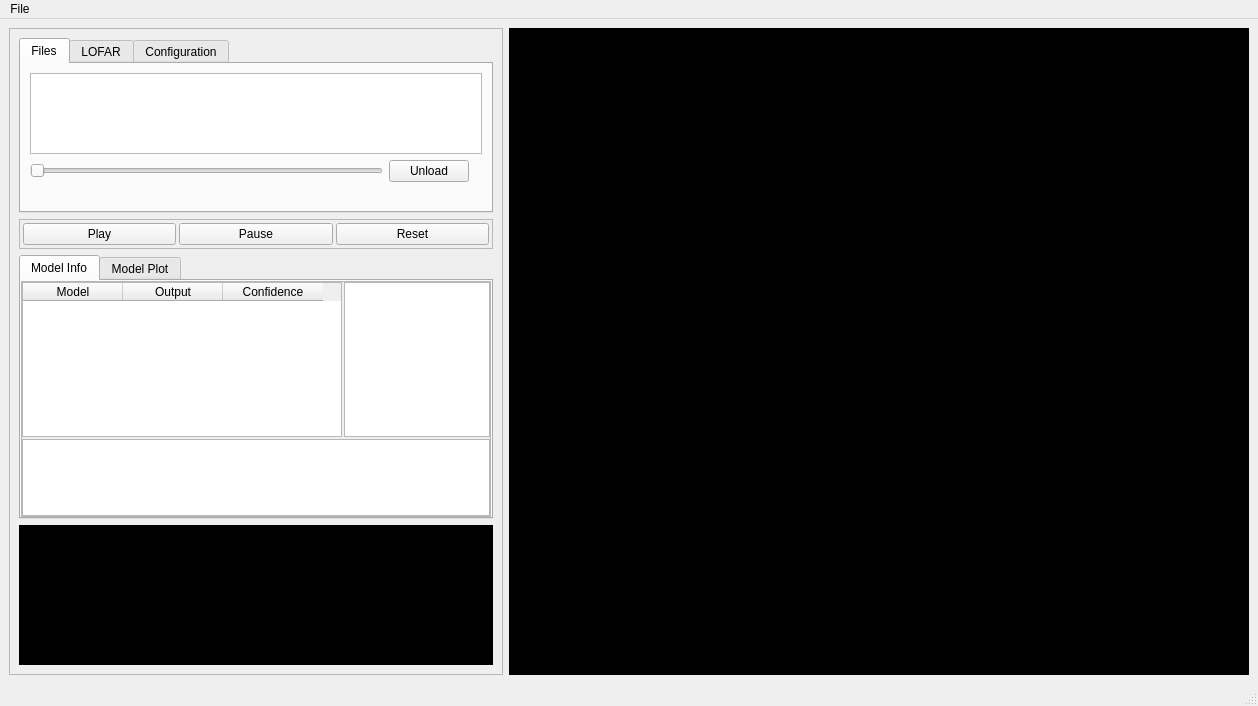
Before: the Qt Designer form seashell_with_layouts.ui in pedrolisboa/seashell, drawn with Qt 5.
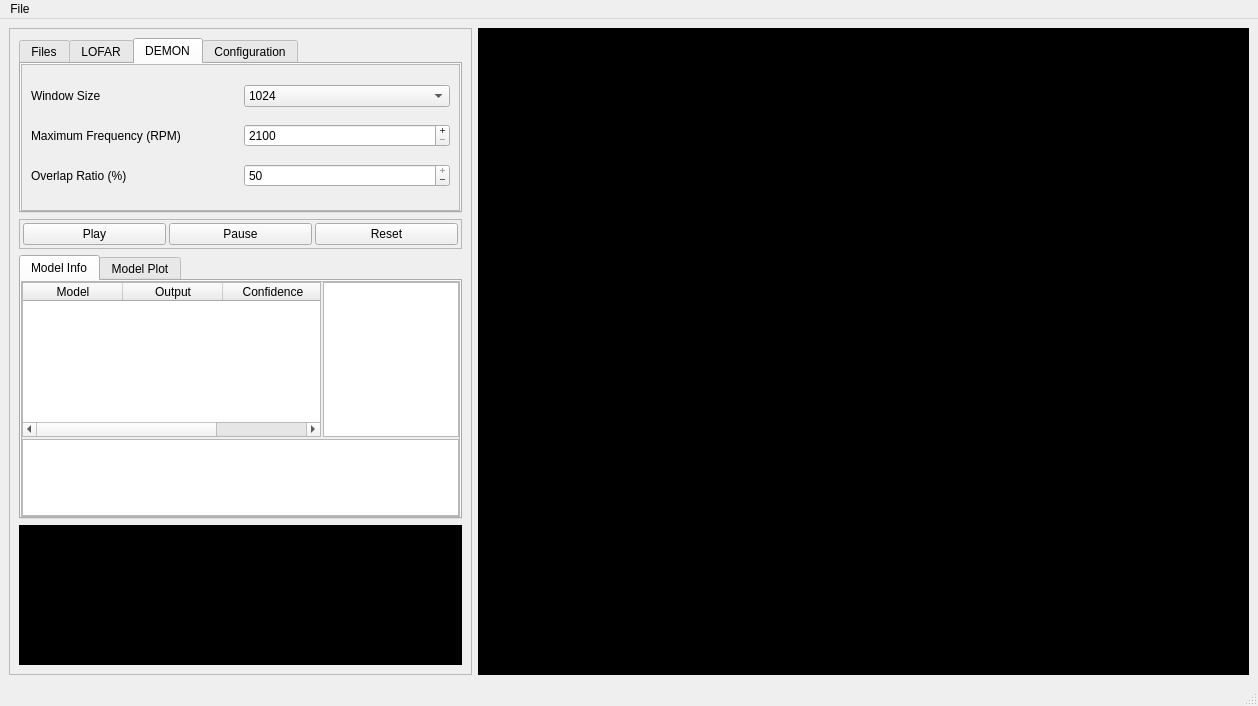
After: the same form once the commit is applied. The open tabs and pages were chosen to show the change. Custom widgets are drawn as their Qt base class.

Commit message: Added DEMON plot and configuration

The edit to the form file:
```diff
--- a/seashell_with_layouts.ui
+++ b/seashell_with_layouts.ui
@@ -14,7 +14,48 @@
    <string>MainWindow</string>
   </property>
   <widget class="QWidget" name="centralwidget">
-   <layout class="QGridLayout" name="gridLayout_2" columnstretch="2,3,0">
+   <layout class="QGridLayout" name="gridLayout_2" columnstretch="3,5,0">
+    <item row="0" column="1">
+     <widget class="QFrame" name="frame">
+      <property name="sizePolicy">
+       <sizepolicy hsizetype="Preferred" vsizetype="Preferred">
+        <horstretch>0</horstretch>
+        <verstretch>0</verstretch>
+       </sizepolicy>
+      </property>
+      <property name="styleSheet">
+       <string notr="true">background-color: rgb(0, 0, 0);</string>
+      </property>
+      <property name="frameShape">
+       <enum>QFrame::StyledPanel</enum>
+      </property>
+      <property name="frameShadow">
+       <enum>QFrame::Raised</enum>
+      </property>
+      <layout class="QVBoxLayout" name="verticalLayout_10">
+       <item>
+        <widget class="SpectrogramWidget" name="specPlot" native="true">
+         <property name="sizePolicy">
+          <sizepolicy hsizetype="Expanding" vsizetype="Preferred">
+           <horstretch>0</horstretch>
+           <verstretch>0</verstretch>
+          </sizepolicy>
+         </property>
+        </widget>
+       </item>
+       <item>
+        <widget class="DemonWidget" name="demonPlot" native="true">
+         <property name="sizePolicy">
+          <sizepolicy hsizetype="Expanding" vsizetype="Preferred">
+           <horstretch>0</horstretch>
+           <verstretch>0</verstretch>
+          </sizepolicy>
+         </property>
+        </widget>
+       </item>
+      </layout>
+     </widget>
+    </item>
     <item row="0" column="0">
      <widget class="QFrame" name="frame_5">
       <property name="sizePolicy">
@@ -182,19 +223,6 @@
                       </property>
                      </widget>
                     </item>
-                    <item>
-                     <widget class="QLabel" name="label_5">
-                      <property name="layoutDirection">
-                       <enum>Qt::LeftToRight</enum>
-                      </property>
-                      <property name="text">
-                       <string>(dB)</string>
-                      </property>
-                      <property name="alignment">
-                       <set>Qt::AlignLeading|Qt::AlignLeft|Qt::AlignVCenter</set>
-                      </property>
-                     </widget>
-                    </item>
                     <item>
                      <widget class="QDoubleSpinBox" name="cutoffBox">
                       <property name="minimum">
@@ -290,6 +318,141 @@
            </item>
           </layout>
          </widget>
+         <widget class="QWidget" name="tab_6">
+          <attribute name="title">
+           <string>DEMON</string>
+          </attribute>
+          <layout class="QVBoxLayout" name="verticalLayout_11">
+           <property name="leftMargin">
+            <number>0</number>
+           </property>
+           <property name="topMargin">
+            <number>0</number>
+           </property>
+           <property name="rightMargin">
+            <number>0</number>
+           </property>
+           <property name="bottomMargin">
+            <number>0</number>
+           </property>
+           <item>
+            <widget class="QScrollArea" name="scrollArea_3">
+             <property name="widgetResizable">
+              <bool>true</bool>
+             </property>
+             <widget class="QWidget" name="scrollAreaWidgetContents_3">
+              <property name="geometry">
+               <rect>
+                <x>0</x>
+                <y>0</y>
+                <width>437</width>
+                <height>150</height>
+               </rect>
+              </property>
+              <layout class="QVBoxLayout" name="verticalLayout_12">
+               <item>
+                <layout class="QHBoxLayout" name="horizontalLayout_9">
+                 <item>
+                  <widget class="QLabel" name="label_4">
+                   <property name="text">
+                    <string>Window Size</string>
+                   </property>
+                  </widget>
+                 </item>
+                 <item>
+                  <widget class="QComboBox" name="demon_n_fft_combo">
+                   <property name="currentText">
+                    <string>1024</string>
+                   </property>
+                   <item>
+                    <property name="text">
+                     <string>1024</string>
+                    </property>
+                   </item>
+                   <item>
+                    <property name="text">
+                     <string>2048</string>
+                    </property>
+                   </item>
+                  </widget>
+                 </item>
+                </layout>
+               </item>
+               <item>
+                <layout class="QHBoxLayout" name="horizontalLayout_11">
+                 <item>
+                  <widget class="QLabel" name="label_5">
+                   <property name="text">
+                    <string>Maximum Frequency (RPM)</string>
+                   </property>
+                  </widget>
+                 </item>
+                 <item>
+                  <widget class="QDoubleSpinBox" name="demon_maxfreq_spin">
+                   <property name="enabled">
+                    <bool>true</bool>
+                   </property>
+                   <property name="frame">
+                    <bool>true</bool>
+                   </property>
+                   <property name="readOnly">
+                    <bool>false</bool>
+                   </property>
+                   <property name="buttonSymbols">
+                    <enum>QAbstractSpinBox::PlusMinus</enum>
+                   </property>
+                   <property name="decimals">
+                    <number>0</number>
+                   </property>
+                   <property name="minimum">
+                    <double>2100.000000000000000</double>
+                   </property>
+                   <property name="maximum">
+                    <double>4200.000000000000000</double>
+                   </property>
+                   <property name="singleStep">
+                    <double>60.000000000000000</double>
+                   </property>
+                  </widget>
+                 </item>
+                </layout>
+               </item>
+               <item>
+                <layout class="QHBoxLayout" name="horizontalLayout_10">
+                 <item>
+                  <widget class="QLabel" name="label">
+                   <property name="text">
+                    <string>Overlap Ratio (%)</string>
+                   </property>
+                  </widget>
+                 </item>
+                 <item>
+                  <widget class="QDoubleSpinBox" name="demon_overlap_spin">
+                   <property name="buttonSymbols">
+                    <enum>QAbstractSpinBox::PlusMinus</enum>
+                   </property>
+                   <property name="decimals">
+                    <number>0</number>
+                   </property>
+                   <property name="maximum">
+                    <double>50.000000000000000</double>
+                   </property>
+                   <property name="singleStep">
+                    <double>5.000000000000000</double>
+                   </property>
+                   <property name="value">
+                    <double>50.000000000000000</double>
+                   </property>
+                  </widget>
+                 </item>
+                </layout>
+               </item>
+              </layout>
+             </widget>
+            </widget>
+           </item>
+          </layout>
+         </widget>
          <widget class="QWidget" name="tab_3">
           <attribute name="title">
            <string>Configuration</string>
@@ -429,7 +592,7 @@
                <rect>
                 <x>0</x>
                 <y>0</y>
-                <width>468</width>
+                <width>437</width>
                 <height>221</height>
                </rect>
               </property>
@@ -555,10 +718,10 @@
          </property>
          <layout class="QGridLayout" name="gridLayout_4">
           <property name="leftMargin">
-           <number>0</number>
+           <number>3</number>
           </property>
           <property name="topMargin">
-           <number>0</number>
+           <number>3</number>
           </property>
           <property name="rightMargin">
            <number>0</number>
@@ -589,37 +752,6 @@
       </layout>
      </widget>
     </item>
-    <item row="0" column="1">
-     <widget class="QFrame" name="frame">
-      <property name="sizePolicy">
-       <sizepolicy hsizetype="Preferred" vsizetype="Preferred">
-        <horstretch>0</horstretch>
-        <verstretch>0</verstretch>
-       </sizepolicy>
-      </property>
-      <property name="styleSheet">
-       <string notr="true">background-color: rgb(0, 0, 0);</string>
-      </property>
-      <property name="frameShape">
-       <enum>QFrame::StyledPanel</enum>
-      </property>
-      <property name="frameShadow">
-       <enum>QFrame::Raised</enum>
-      </property>
-      <layout class="QGridLayout" name="gridLayout_3">
-       <item row="0" column="0">
-        <widget class="SpectrogramWidget" name="specPlot" native="true">
-         <property name="sizePolicy">
-          <sizepolicy hsizetype="Expanding" vsizetype="Preferred">
-           <horstretch>0</horstretch>
-           <verstretch>0</verstretch>
-          </sizepolicy>
-         </property>
-        </widget>
-       </item>
-      </layout>
-     </widget>
-    </item>
    </layout>
   </widget>
   <widget class="QMenuBar" name="menubar">
@@ -684,6 +816,12 @@
    <extends>QSlider</extends>
    <header>utils</header>
   </customwidget>
+  <customwidget>
+   <class>DemonWidget</class>
+   <extends>QWidget</extends>
+   <header>plots</header>
+   <container>1</container>
+  </customwidget>
  </customwidgets>
  <resources/>
  <connections/>
```
Left out of the diff: 29 changed lines with no effect on the pictures. The commit also changes 3 other files.
